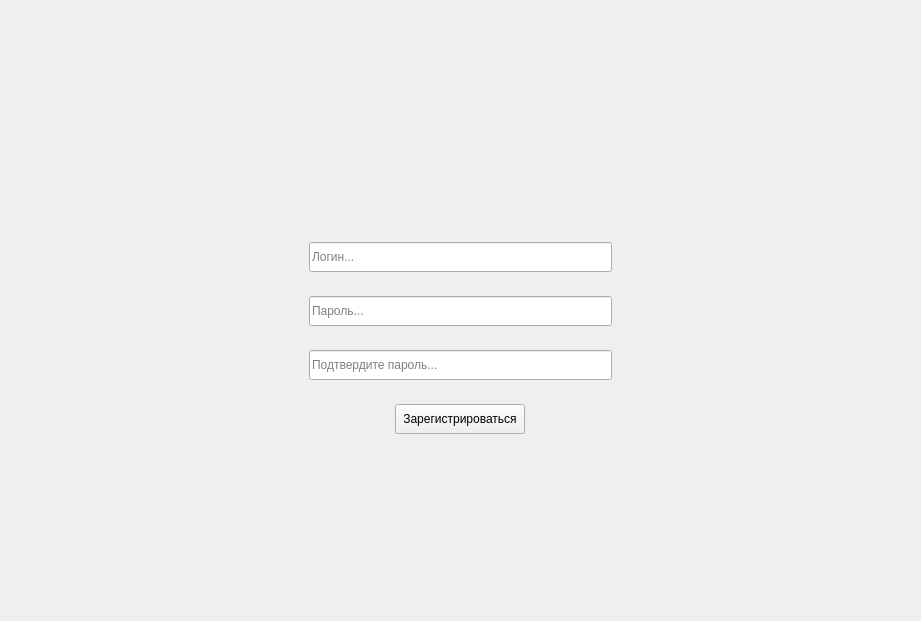
This is mainwindow.ui in focy322/simple_perepiska_desk as Qt 5 draws it before an edit. The edited form follows.
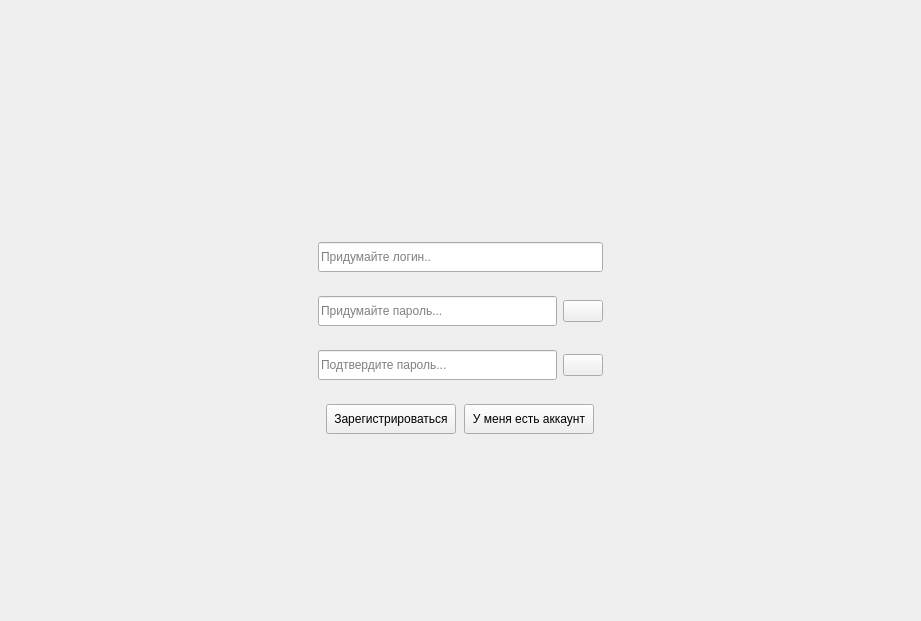
This is the edited form. Icons and pictures are not drawn.

Commit message: добавил UI входа/регистрации и кнопку выхода

The edit to the form file:
```diff
--- a/mainwindow.ui
+++ b/mainwindow.ui
@@ -68,20 +68,27 @@
          <number>300</number>
         </property>
         <item>
-         <spacer name="verticalSpacerTop">
+         <widget class="QStackedWidget" name="registrationAndLogInWidgets">
+          <property name="currentIndex">
+           <number>1</number>
+          </property>
+          <widget class="QWidget" name="pageLogIn">
+           <layout class="QVBoxLayout" name="verticalLayout_6">
+            <item>
+             <spacer name="verticalSpacerTopLogIn">
           <property name="orientation">
            <enum>Qt::Orientation::Vertical</enum>
           </property>
           <property name="sizeHint" stdset="0">
            <size>
             <width>20</width>
-            <height>40</height>
+                <height>134</height>
            </size>
           </property>
          </spacer>
         </item>
         <item>
-         <widget class="QWidget" name="authWidget" native="true">
+             <widget class="QWidget" name="logInWidget" native="true">
           <property name="sizePolicy">
            <sizepolicy hsizetype="Expanding" vsizetype="Expanding">
             <horstretch>0</horstretch>
@@ -94,9 +101,9 @@
             <height>300</height>
            </size>
           </property>
-          <layout class="QVBoxLayout" name="verticalLayout_2">
+              <layout class="QVBoxLayout" name="verticalLayout_5">
            <item>
-            <widget class="QLabel" name="succesRegistrationLabel">
+                <widget class="QLabel" name="succesLogInLabel">
              <property name="sizePolicy">
               <sizepolicy hsizetype="Expanding" vsizetype="Fixed">
                <horstretch>0</horstretch>
@@ -118,7 +125,7 @@
             </widget>
            </item>
            <item>
-            <widget class="QLineEdit" name="login">
+                <widget class="QLineEdit" name="logInLogIn">
              <property name="sizePolicy">
               <sizepolicy hsizetype="Expanding" vsizetype="Fixed">
                <horstretch>0</horstretch>
@@ -137,7 +144,9 @@
             </widget>
            </item>
            <item>
-            <widget class="QLineEdit" name="password">
+                <layout class="QHBoxLayout" name="logInPasswordLayout">
+                 <item>
+                  <widget class="QLineEdit" name="logInPassword">
              <property name="minimumSize">
               <size>
                <width>0</width>
@@ -153,7 +162,209 @@
             </widget>
            </item>
            <item>
-            <widget class="QLineEdit" name="passwordConfirm">
+                  <widget class="QPushButton" name="revealLogInPasswordBtn">
+                   <property name="sizePolicy">
+                    <sizepolicy hsizetype="Fixed" vsizetype="Fixed">
+                     <horstretch>0</horstretch>
+                     <verstretch>0</verstretch>
+                    </sizepolicy>
+                   </property>
+                   <property name="text">
+                    <string/>
+                   </property>
+                   <property name="icon">
+                    <iconset theme="edit-find"/>
+                   </property>
+                  </widget>
+                 </item>
+                </layout>
+               </item>
+               <item>
+                <layout class="QHBoxLayout" name="logInBtnLayout">
+                 <property name="spacing">
+                  <number>0</number>
+                 </property>
+                 <item>
+                  <widget class="QPushButton" name="logInBtn">
+                   <property name="sizePolicy">
+                    <sizepolicy hsizetype="Fixed" vsizetype="Fixed">
+                     <horstretch>0</horstretch>
+                     <verstretch>0</verstretch>
+                    </sizepolicy>
+                   </property>
+                   <property name="minimumSize">
+                    <size>
+                     <width>132</width>
+                     <height>30</height>
+                    </size>
+                   </property>
+                   <property name="maximumSize">
+                    <size>
+                     <width>130</width>
+                     <height>30</height>
+                    </size>
+                   </property>
+                   <property name="text">
+                    <string>Войти</string>
+                   </property>
+                  </widget>
+                 </item>
+                 <item>
+                  <widget class="QPushButton" name="switchToRegistrationBtn">
+                   <property name="sizePolicy">
+                    <sizepolicy hsizetype="Fixed" vsizetype="Fixed">
+                     <horstretch>0</horstretch>
+                     <verstretch>0</verstretch>
+                    </sizepolicy>
+                   </property>
+                   <property name="minimumSize">
+                    <size>
+                     <width>130</width>
+                     <height>30</height>
+                    </size>
+                   </property>
+                   <property name="maximumSize">
+                    <size>
+                     <width>130</width>
+                     <height>30</height>
+                    </size>
+                   </property>
+                   <property name="text">
+                    <string>У меня нет аккаунта</string>
+                   </property>
+                  </widget>
+                 </item>
+                </layout>
+               </item>
+              </layout>
+             </widget>
+            </item>
+            <item>
+             <spacer name="verticalSpacerBottomLogIn">
+              <property name="orientation">
+               <enum>Qt::Orientation::Vertical</enum>
+              </property>
+              <property name="sizeHint" stdset="0">
+               <size>
+                <width>20</width>
+                <height>133</height>
+               </size>
+              </property>
+             </spacer>
+            </item>
+           </layout>
+          </widget>
+          <widget class="QWidget" name="pageRegistration">
+           <layout class="QVBoxLayout" name="verticalLayout_4">
+            <item>
+             <spacer name="verticalSpacerTopRegistration">
+              <property name="orientation">
+               <enum>Qt::Orientation::Vertical</enum>
+              </property>
+              <property name="sizeHint" stdset="0">
+               <size>
+                <width>20</width>
+                <height>134</height>
+               </size>
+              </property>
+             </spacer>
+            </item>
+            <item>
+             <widget class="QWidget" name="registrationWidget" native="true">
+              <property name="sizePolicy">
+               <sizepolicy hsizetype="Expanding" vsizetype="Expanding">
+                <horstretch>0</horstretch>
+                <verstretch>0</verstretch>
+               </sizepolicy>
+              </property>
+              <property name="minimumSize">
+               <size>
+                <width>300</width>
+                <height>300</height>
+               </size>
+              </property>
+              <layout class="QVBoxLayout" name="verticalLayout_2">
+               <item>
+                <widget class="QLabel" name="succesRegistrationLabel">
+                 <property name="sizePolicy">
+                  <sizepolicy hsizetype="Expanding" vsizetype="Fixed">
+                   <horstretch>0</horstretch>
+                   <verstretch>0</verstretch>
+                  </sizepolicy>
+                 </property>
+                 <property name="minimumSize">
+                  <size>
+                   <width>0</width>
+                   <height>30</height>
+                  </size>
+                 </property>
+                 <property name="text">
+                  <string/>
+                 </property>
+                 <property name="alignment">
+                  <set>Qt::AlignmentFlag::AlignCenter</set>
+                 </property>
+                </widget>
+               </item>
+               <item>
+                <widget class="QLineEdit" name="registrationLogin">
+                 <property name="sizePolicy">
+                  <sizepolicy hsizetype="Expanding" vsizetype="Fixed">
+                   <horstretch>0</horstretch>
+                   <verstretch>0</verstretch>
+                  </sizepolicy>
+                 </property>
+                 <property name="minimumSize">
+                  <size>
+                   <width>0</width>
+                   <height>30</height>
+                  </size>
+                 </property>
+                 <property name="placeholderText">
+                  <string>Придумайте логин..</string>
+                 </property>
+                </widget>
+               </item>
+               <item>
+                <layout class="QHBoxLayout" name="registrationPasswordLayout">
+                 <item>
+                  <widget class="QLineEdit" name="registrationPassword">
+                   <property name="minimumSize">
+                    <size>
+                     <width>0</width>
+                     <height>30</height>
+                    </size>
+                   </property>
+                   <property name="echoMode">
+                    <enum>QLineEdit::EchoMode::Password</enum>
+                   </property>
+                   <property name="placeholderText">
+                    <string>Придумайте пароль...</string>
+                   </property>
+                  </widget>
+                 </item>
+                 <item>
+                  <widget class="QPushButton" name="revealRegistrationPasswordBtn">
+                   <property name="sizePolicy">
+                    <sizepolicy hsizetype="Fixed" vsizetype="Fixed">
+                     <horstretch>0</horstretch>
+                     <verstretch>0</verstretch>
+                    </sizepolicy>
+                   </property>
+                   <property name="text">
+                    <string/>
+                   </property>
+                   <property name="icon">
+                    <iconset theme="edit-find"/>
+                   </property>
+                  </widget>
+                 </item>
+                </layout>
+               </item>
+               <item>
+                <layout class="QHBoxLayout" name="registrationPasswordConfirmLayout">
+                 <item>
+                  <widget class="QLineEdit" name="registrationPasswordConfirm">
              <property name="minimumSize">
               <size>
                <width>0</width>
@@ -169,6 +380,24 @@
             </widget>
            </item>
            <item>
+                  <widget class="QPushButton" name="revealRegistrationPasswordConfirmBtn">
+                   <property name="sizePolicy">
+                    <sizepolicy hsizetype="Fixed" vsizetype="Fixed">
+                     <horstretch>0</horstretch>
+                     <verstretch>0</verstretch>
+                    </sizepolicy>
+                   </property>
+                   <property name="text">
+                    <string/>
+                   </property>
+                   <property name="icon">
+                    <iconset theme="edit-find"/>
+                   </property>
+                  </widget>
+                 </item>
+                </layout>
+               </item>
+               <item>
             <layout class="QHBoxLayout" name="registrationBtnLayout">
              <property name="spacing">
               <number>0</number>
@@ -198,23 +427,52 @@
                </property>
               </widget>
              </item>
+                 <item>
+                  <widget class="QPushButton" name="switchToLogInBtn">
+                   <property name="sizePolicy">
+                    <sizepolicy hsizetype="Fixed" vsizetype="Fixed">
+                     <horstretch>0</horstretch>
+                     <verstretch>0</verstretch>
+                    </sizepolicy>
+                   </property>
+                   <property name="minimumSize">
+                    <size>
+                     <width>130</width>
+                     <height>30</height>
+                    </size>
+                   </property>
+                   <property name="maximumSize">
+                    <size>
+                     <width>130</width>
+                     <height>30</height>
+                    </size>
+                   </property>
+                   <property name="text">
+                    <string>У меня есть аккаунт</string>
+                   </property>
+                  </widget>
+                 </item>
             </layout>
            </item>
           </layout>
          </widget>
         </item>
         <item>
-         <spacer name="verticalSpacerBottom">
+             <spacer name="verticalSpacerBottomRegistration">
           <property name="orientation">
            <enum>Qt::Orientation::Vertical</enum>
           </property>
           <property name="sizeHint" stdset="0">
            <size>
             <width>20</width>
-            <height>40</height>
+                <height>133</height>
            </size>
           </property>
          </spacer>
+            </item>
+           </layout>
+          </widget>
+         </widget>
         </item>
        </layout>
       </widget>
```
Left out of the diff: 10 changed lines with no effect on the pictures. Lines whose indentation alone changed are shown as unchanged. The commit also changes 2 other files.
